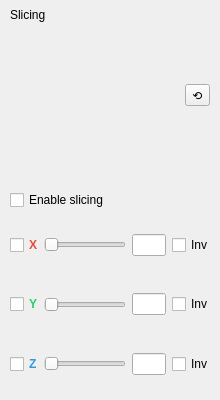
This is src/ui/slicing_page.ui in thermeng/SciRender as Qt 5 draws it before an edit. The edited form follows.
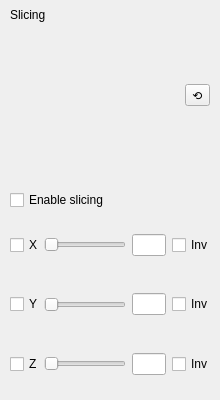
This is the edited form.

What changed in the file:
```diff
--- a/src/ui/slicing_page.ui
+++ b/src/ui/slicing_page.ui
@@ -136,11 +136,7 @@
              <width>28</width>
              <height>16777215</height>
             </size>
-           </property>
-           <property name="styleSheet">
-            <string notr="true">font-weight: bold; color: #e74c3c;</string>
-           </property>
-           <property name="text">
+           </property><property name="text">
             <string>X</string>
            </property>
           </widget>
@@ -224,11 +220,7 @@
              <width>28</width>
              <height>16777215</height>
             </size>
-           </property>
-           <property name="styleSheet">
-            <string notr="true">font-weight: bold; color: #2ecc71;</string>
-           </property>
-           <property name="text">
+           </property><property name="text">
             <string>Y</string>
            </property>
           </widget>
@@ -312,11 +304,7 @@
              <width>28</width>
              <height>16777215</height>
             </size>
-           </property>
-           <property name="styleSheet">
-            <string notr="true">font-weight: bold; color: #3498db;</string>
-           </property>
-           <property name="text">
+           </property><property name="text">
             <string>Z</string>
            </property>
           </widget>
```
